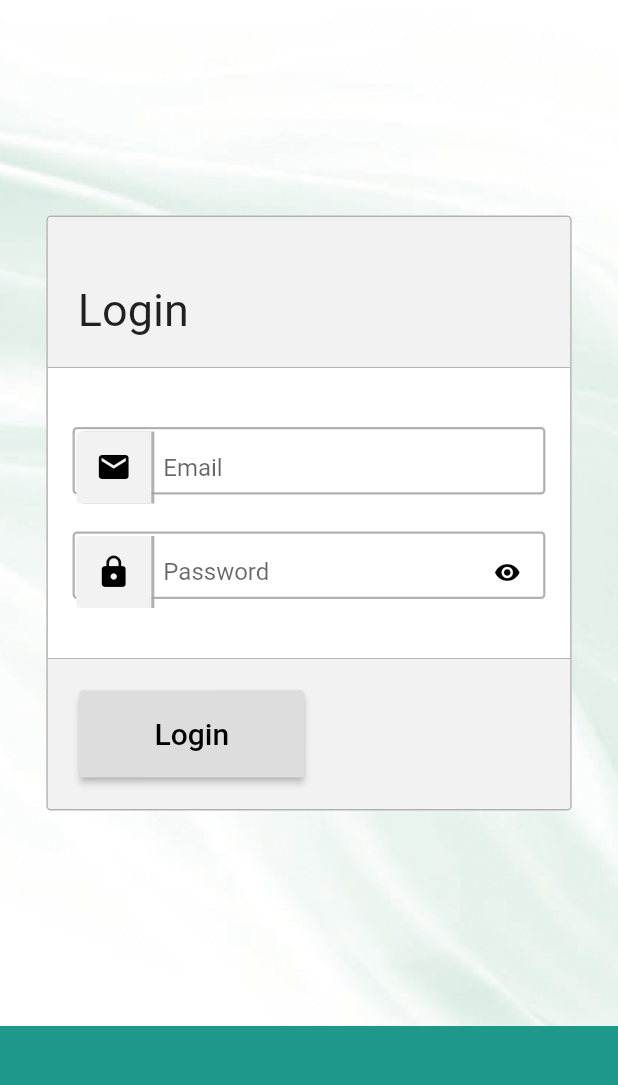
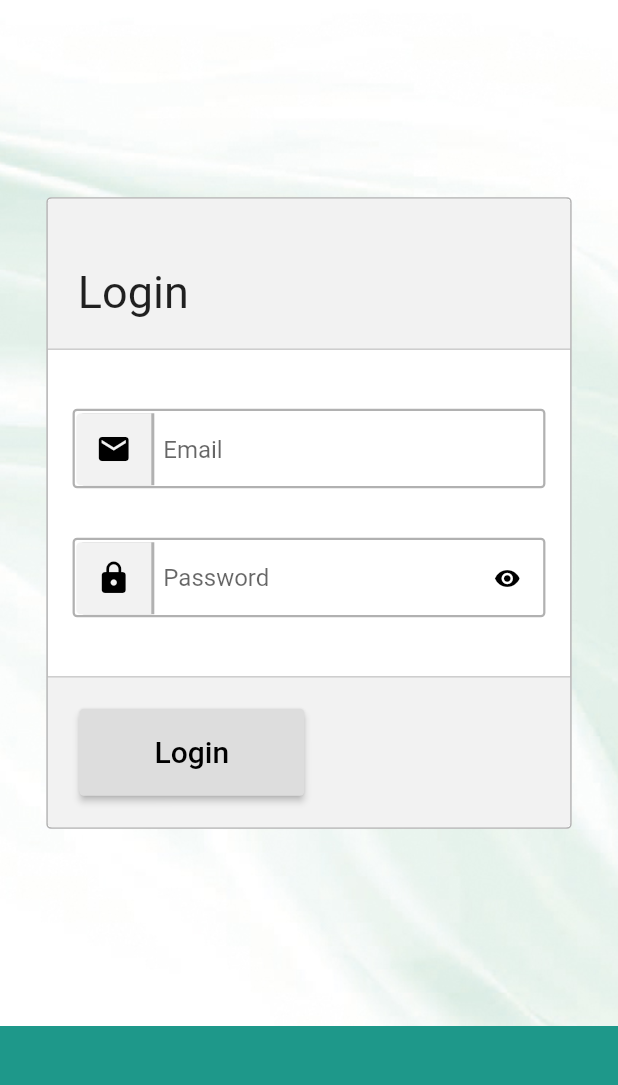
Before and after one commit to VladislavZubov99/flutter_project, a Flutter app: the screen it shows after launch, on a phone screen of 412 x 824 dp, the part 150-1235 px from its top. Run offline on Flutter 3.47's test engine with Material 2 defaults, Android fonts, the phone set to English and light mode, and no system bars; our stand-ins replace bloc, bloc_concurrency, dio, flutter_bloc, flutter_secure_storage, flutter_svg and 2 more.

Commit message:
added safearea

```diff
--- a/lib/ui/screens/home.dart
+++ b/lib/ui/screens/home.dart
@@ -33,7 +33,8 @@ class _HomeScreenState extends State<HomeScreen> {
     var size = MediaQuery.of(context).size;
     return Scaffold(
         backgroundColor: Colors.white,
-        body: SizedBox(
+        body: SafeArea(
+          child: SizedBox(
               width: size.width,
               height: size.height,
               child: Container(
@@ -80,7 +81,8 @@ class _HomeScreenState extends State<HomeScreen> {
                         _LogoutRow(),
                       ],
                     )),
-            )));
+              )),
+        ));
   }
 }
 
--- a/lib/ui/widgets/auth/login_widget.dart
+++ b/lib/ui/widgets/auth/login_widget.dart
@@ -155,7 +155,7 @@ class _LoginScreen extends State<_LoginWidget> {
                                 child: Column(
                                   children: [
                                     const _DecoratedEmailTextField(),
-                                    SizedBox(height: size.height * 0.03),
+                                    SizedBox(height: size.height * 0.04),
                                     _DecoratedPasswordTextField(),
                                   ],
                                 ),
@@ -290,7 +290,7 @@ class _DecoratedEmailTextField extends StatelessWidget {
         borderRadius: BorderRadius.circular(3),
       ),
       child: SizedOverflowBox(
-        size: const Size.fromHeight(42),
+        size: const Size.fromHeight(50),
         alignment: Alignment.topCenter,
         child: TextFormField(
           onChanged: (text) => authDataStorage.login = text,
@@ -367,7 +367,7 @@ class _DecoratedPasswordTextFieldState
         borderRadius: BorderRadius.circular(3),
       ),
       child: SizedOverflowBox(
-        size: const Size.fromHeight(42),
+        size: const Size.fromHeight(50),
         alignment: Alignment.topCenter,
         child: TextFormField(
           obscureText: !_showPassword,
@@ -448,6 +448,7 @@ class _Header extends StatelessWidget {
         height: 100,
         child: Align(
           alignment: Alignment.topCenter,
+          child: SafeArea(
             child: Container(
               width: size.width,
               decoration: const BoxDecoration(
@@ -461,6 +462,7 @@ class _Header extends StatelessWidget {
                     width: 200,
                     height: 100,
                     child: SvgPicture.asset('assets/saphir_logo.svg'),
+                  ),
                 ),
               ),
             ),
```
Lines whose indentation alone changed are shown as unchanged.
